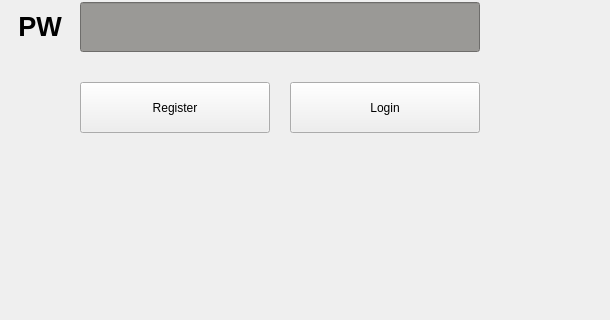
Qt form source/ui/window_login.ui (kiyuniii/Messenger) before a commit; both pictures show x 110 to 720 and y 551 to 871 of the 720 by 1170 pixel window.
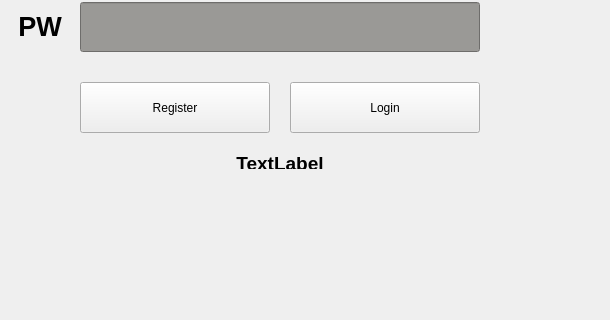
The same form after that commit.

```diff
--- a/source/ui/window_login.ui
+++ b/source/ui/window_login.ui
@@ -113,6 +113,19 @@
      <string>&lt;html&gt;&lt;head/&gt;&lt;body&gt;&lt;p align=&quot;center&quot;&gt;&lt;span style=&quot; font-size:20pt; font-weight:700;&quot;&gt;PW&lt;/span&gt;&lt;/p&gt;&lt;/body&gt;&lt;/html&gt;</string>
     </property>
    </widget>
+   <widget class="QLabel" name="label_loginStatus">
+    <property name="geometry">
+     <rect>
+      <x>190</x>
+      <y>680</y>
+      <width>400</width>
+      <height>17</height>
+     </rect>
+    </property>
+    <property name="text">
+     <string>&lt;html&gt;&lt;head/&gt;&lt;body&gt;&lt;p align=&quot;center&quot;&gt;&lt;span style=&quot; font-size:14pt; font-weight:700;&quot;&gt;TextLabel&lt;/span&gt;&lt;/p&gt;&lt;/body&gt;&lt;/html&gt;</string>
+    </property>
+   </widget>
   </widget>
   <widget class="QMenuBar" name="menubar">
    <property name="geometry">
```
